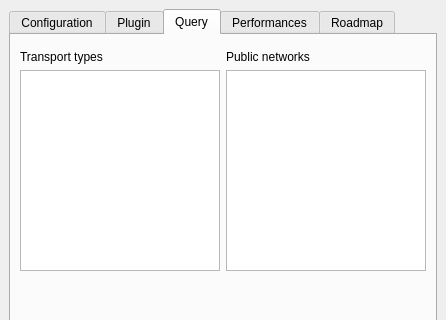
Qt form src/hmi_qgis/IfsttarRouting/ifsttarrouting.ui (Universite-Gustave-Eiffel/Tempus) before a commit; both pictures show x 0 to 446 and y 0 to 320 of the 446 by 545 pixel window.
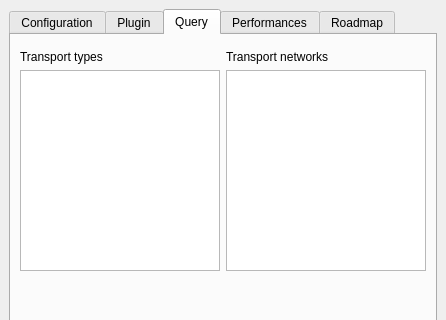
The same form after that commit. Icons and pictures are not drawn. Custom widgets are drawn as their Qt base class.

Commit message: Add a link between transport types and transport networks

Patch:
```diff
--- a/src/hmi_qgis/IfsttarRouting/ifsttarrouting.ui
+++ b/src/hmi_qgis/IfsttarRouting/ifsttarrouting.ui
@@ -190,9 +190,9 @@
            </widget>
           </item>
           <item>
-           <widget class="QLabel" name="label_2">
+           <widget class="QLabel" name="label">
             <property name="text">
-             <string>Public networks</string>
+             <string>Transport networks</string>
             </property>
            </widget>
           </item>
```
Left out of the diff: 2 changed lines with no effect on the pictures. The commit also changes 7 other files.
